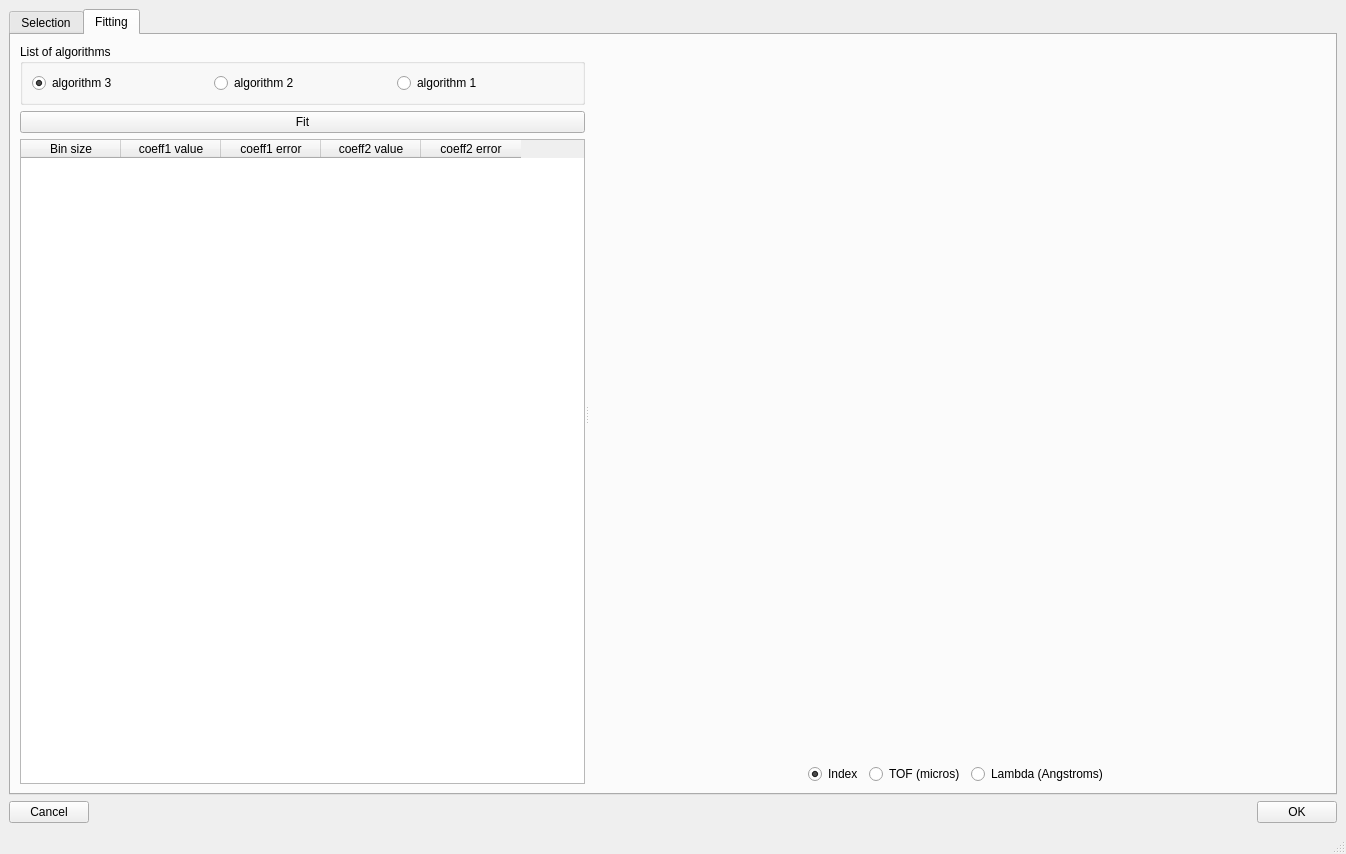
Old version of the form ui/ui_bragg_edge_peak_fitting.ui in the repository neutronimaging/python_notebooks.
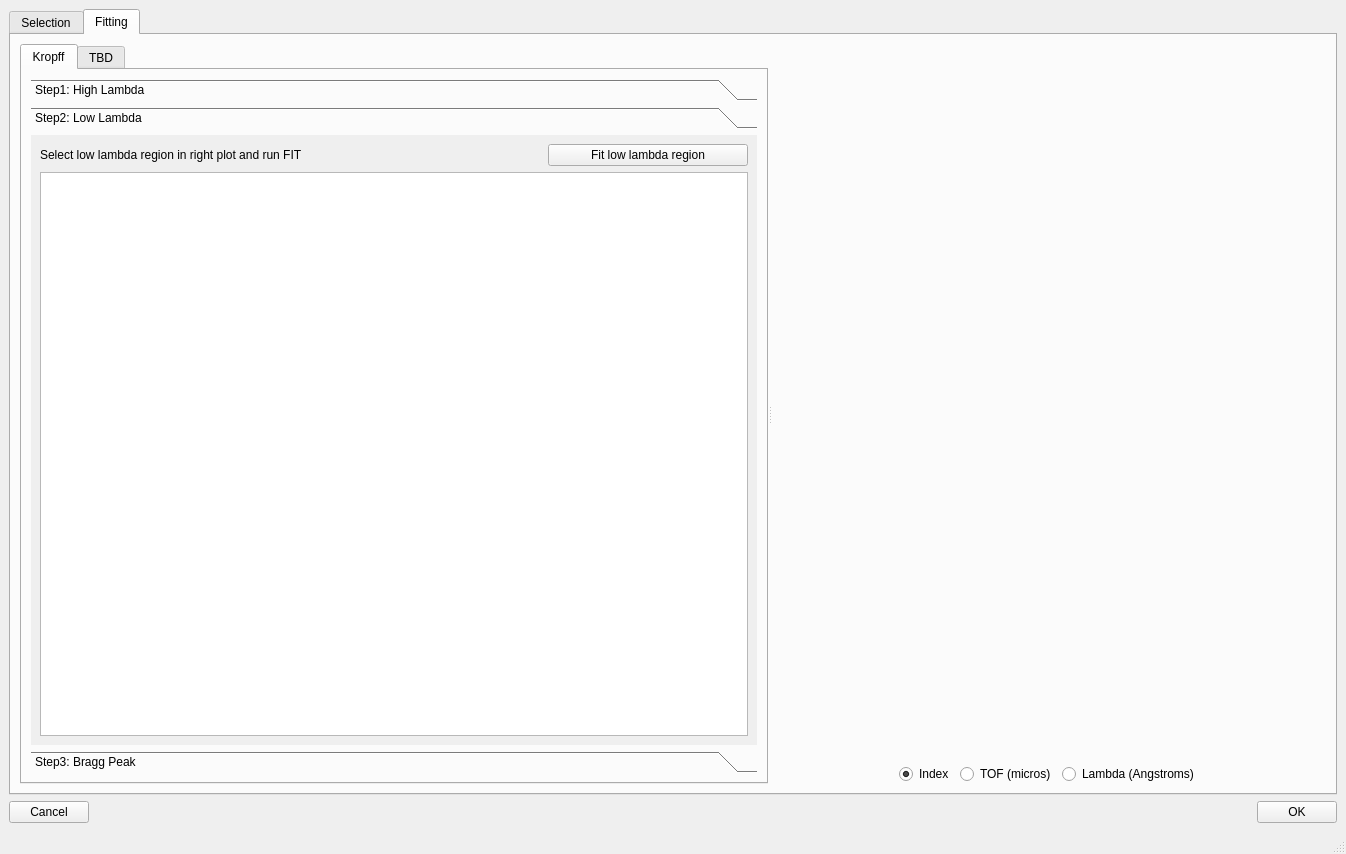
New version of the form. The open tabs and pages were chosen to show the change.

Commit message: working on fitting tab. when user accept to work with selected peak, data are displayed with the correct xaxis in the fitting tab

```diff
--- a/ui/ui_bragg_edge_peak_fitting.ui
+++ b/ui/ui_bragg_edge_peak_fitting.ui
@@ -375,84 +375,171 @@
        <attribute name="title">
         <string>Fitting</string>
        </attribute>
-       <layout class="QVBoxLayout" name="verticalLayout_6">
-        <item>
-         <widget class="QSplitter" name="splitter_2">
-          <property name="orientation">
-           <enum>Qt::Horizontal</enum>
-          </property>
-          <widget class="QWidget" name="">
            <layout class="QVBoxLayout" name="verticalLayout_2">
             <item>
-             <widget class="QGroupBox" name="groupBox">
-              <property name="title">
-               <string>List of algorithms</string>
-              </property>
-              <layout class="QHBoxLayout" name="horizontalLayout_3">
+         <widget class="QSplitter" name="splitter_2">
+          <property name="orientation">
+           <enum>Qt::Horizontal</enum>
+          </property>
+          <widget class="QTabWidget" name="tabWidget_2">
+           <property name="currentIndex">
+            <number>0</number>
+           </property>
+           <widget class="QWidget" name="tab_3">
+            <attribute name="title">
+             <string>Kropff</string>
+            </attribute>
+            <layout class="QVBoxLayout" name="verticalLayout_10">
                <item>
-                <widget class="QRadioButton" name="radioButton_3">
-                 <property name="text">
-                  <string>algorithm 3</string>
-                 </property>
-                 <property name="checked">
-                  <bool>true</bool>
-                 </property>
-                </widget>
-               </item>
+              <widget class="QToolBox" name="toolBox">
+               <property name="currentIndex">
+                <number>0</number>
+               </property>
+               <widget class="QWidget" name="page">
+                <property name="geometry">
+                 <rect>
+                  <x>0</x>
+                  <y>0</y>
+                  <width>738</width>
+                  <height>521</height>
+                 </rect>
+                </property>
+                <attribute name="label">
+                 <string>Step1: High Lambda</string>
+                </attribute>
+                <layout class="QVBoxLayout" name="verticalLayout_6">
                <item>
-                <widget class="QRadioButton" name="radioButton_2">
+                  <layout class="QHBoxLayout" name="horizontalLayout_8">
+                   <item>
+                    <widget class="QLabel" name="label_6">
                  <property name="text">
-                  <string>algorithm 2</string>
+                      <string>Select high lambda region in right plot and run FIT</string>
                  </property>
                 </widget>
                </item>
                <item>
-                <widget class="QRadioButton" name="radioButton">
+                    <widget class="QPushButton" name="pushButton_2">
+                     <property name="minimumSize">
+                      <size>
+                       <width>200</width>
+                       <height>0</height>
+                      </size>
+                     </property>
+                     <property name="maximumSize">
+                      <size>
+                       <width>200</width>
+                       <height>16777215</height>
+                      </size>
+                     </property>
                  <property name="text">
-                  <string>algorithm 1</string>
+                      <string>Fit high lambda region</string>
                  </property>
                 </widget>
                </item>
               </layout>
-             </widget>
             </item>
             <item>
-             <widget class="QPushButton" name="pushButton">
+                  <widget class="QTableWidget" name="tableWidget_2"/>
+                 </item>
+                </layout>
+               </widget>
+               <widget class="QWidget" name="page_2">
+                <property name="geometry">
+                 <rect>
+                  <x>0</x>
+                  <y>0</y>
+                  <width>738</width>
+                  <height>521</height>
+                 </rect>
+                </property>
+                <attribute name="label">
+                 <string>Step2: Low Lambda</string>
+                </attribute>
+                <layout class="QVBoxLayout" name="verticalLayout_9">
+                 <item>
+                  <layout class="QHBoxLayout" name="horizontalLayout_9">
+                   <item>
+                    <widget class="QLabel" name="label_7">
               <property name="text">
-               <string>Fit</string>
+                      <string>Select low lambda region in right plot and run FIT</string>
               </property>
              </widget>
             </item>
             <item>
-             <widget class="QTableWidget" name="tableWidget">
-              <column>
-               <property name="text">
-                <string>Bin size</string>
-               </property>
-              </column>
-              <column>
-               <property name="text">
-                <string>coeff1 value</string>
-               </property>
-              </column>
-              <column>
+                    <widget class="QPushButton" name="pushButton_3">
+                     <property name="minimumSize">
+                      <size>
+                       <width>200</width>
+                       <height>0</height>
+                      </size>
+                     </property>
+                     <property name="maximumSize">
+                      <size>
+                       <width>200</width>
+                       <height>16777215</height>
+                      </size>
+                     </property>
                <property name="text">
-                <string>coeff1 error</string>
-               </property>
-              </column>
-              <column>
+                      <string>Fit low lambda region</string>
+                     </property>
+                    </widget>
+                   </item>
+                  </layout>
+                 </item>
+                 <item>
+                  <widget class="QTableWidget" name="tableWidget_3"/>
+                 </item>
+                </layout>
+               </widget>
+               <widget class="QWidget" name="page_3">
+                <attribute name="label">
+                 <string>Step3: Bragg Peak</string>
+                </attribute>
+                <layout class="QVBoxLayout" name="verticalLayout_8">
+                 <item>
+                  <layout class="QHBoxLayout" name="horizontalLayout_10">
+                   <item>
+                    <widget class="QLabel" name="label_8">
                <property name="text">
-                <string>coeff2 value</string>
-               </property>
-              </column>
-              <column>
+                      <string>Select Bragg peak region in right plot and run FIT</string>
+                     </property>
+                    </widget>
+                   </item>
+                   <item>
+                    <widget class="QPushButton" name="pushButton_4">
+                     <property name="minimumSize">
+                      <size>
+                       <width>200</width>
+                       <height>0</height>
+                      </size>
+                     </property>
+                     <property name="maximumSize">
+                      <size>
+                       <width>200</width>
+                       <height>16777215</height>
+                      </size>
+                     </property>
                <property name="text">
-                <string>coeff2 error</string>
-               </property>
-              </column>
+                      <string>Fit Bragg peak region</string>
+                     </property>
              </widget>
             </item>
            </layout>
+                 </item>
+                 <item>
+                  <widget class="QTableWidget" name="tableWidget_4"/>
+                 </item>
+                </layout>
+               </widget>
+              </widget>
+             </item>
+            </layout>
+           </widget>
+           <widget class="QWidget" name="tab_4">
+            <attribute name="title">
+             <string>TBD</string>
+            </attribute>
+           </widget>
           </widget>
           <widget class="QWidget" name="">
            <layout class="QVBoxLayout" name="verticalLayout_3">
```
Left out of the diff: 2 changed lines with no effect on the pictures. Lines whose indentation alone changed are shown as unchanged. The commit also changes 2 other files.
